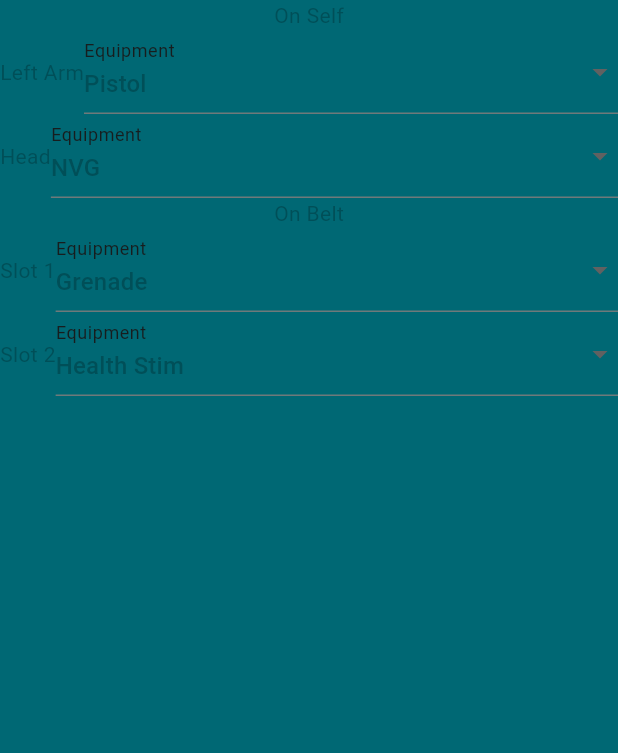
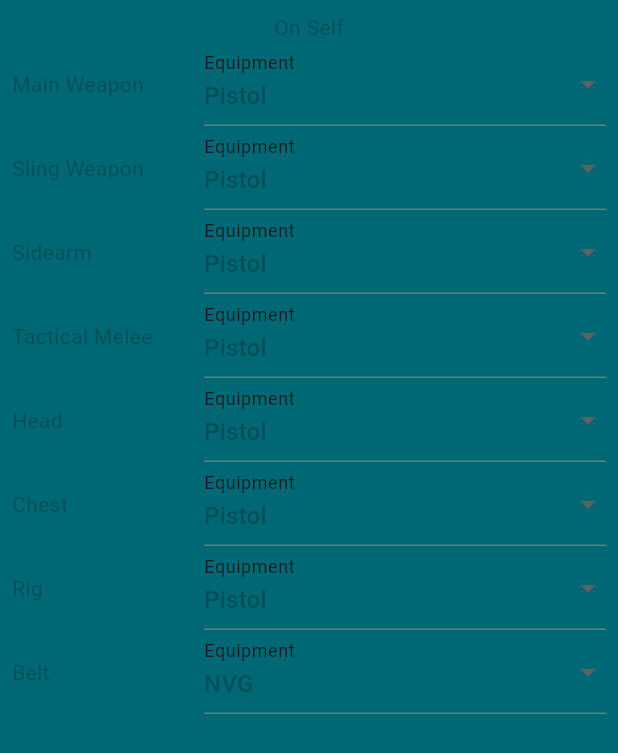
Before and after one commit to dragon-ion-za/elc-companion-app, a Flutter app: the CharacterEquipmentPage widget shown alone on an empty page, opened directly, on a phone screen of 412 x 824 dp. Shown: the top 753 px of the screen. Run offline on Flutter 3.47's test engine with Material 3 defaults, Android fonts, the phone set to English and light mode, and no system bars; our stand-ins replace flutter_riverpod, flutter_secure_storage; missing offline and left inert: flutter_appauth, global_configuration; accounts and stored records are empty.

Commit message:
Hooked the talents page up to the list of talents and flaws, also fixed the switches. Started work on equipment page
#100

```diff
--- a/companion_app/lib/models/lookup.dart
+++ b/companion_app/lib/models/lookup.dart
@@ -6,8 +6,9 @@ class Lookup {
   final String id;
   final String name;
   final String? blurb;
+  final num score;
 
-  Lookup(this.id, this.name, this.blurb);
+  Lookup(this.id, this.name, this.blurb, this.score);
 
   factory Lookup.fromJson(Map<String, dynamic> json) => _$LookupFromJson(json);
 
--- a/companion_app/lib/pages/character_equipment.page.dart
+++ b/companion_app/lib/pages/character_equipment.page.dart
@@ -10,14 +10,16 @@ class CharacterEquipmentPage extends StatelessWidget {
         height: MediaQuery.of(context).size.height,
         decoration: BoxDecoration(color: Theme.of(context).colorScheme.primary),
         child: ListView(
+          padding: const EdgeInsets.all(8),
           children: [
             Column(
               children: [
                 Text('On Self'),
                 Row(
                   children: [
-                    Text('Left Arm'),
-                    Expanded(child: DropdownButtonFormField(
+                    const SizedBox(width: 128, child: Text('Main Weapon')),
+                    Expanded(
+                        child: DropdownButtonFormField(
                             decoration: InputDecoration(labelText: 'Equipment'),
                             items: [DropdownMenuItem(child: Text('Pistol'))],
                             onChanged: (item) {}))
@@ -25,8 +27,69 @@ class CharacterEquipmentPage extends StatelessWidget {
                 ),
                 Row(
                   children: [
-                    Text('Head'),
-                    Expanded(child: DropdownButtonFormField(
+                    const SizedBox(width: 128, child: Text('Sling Weapon')),
+                    Expanded(
+                        child: DropdownButtonFormField(
+                            decoration: InputDecoration(labelText: 'Equipment'),
+                            items: [DropdownMenuItem(child: Text('Pistol'))],
+                            onChanged: (item) {}))
+                  ],
+                ),
+                Row(
+                  children: [
+                    const SizedBox(width: 128, child: Text('Sidearm')),
+                    Expanded(
+                        child: DropdownButtonFormField(
+                            decoration: InputDecoration(labelText: 'Equipment'),
+                            items: [DropdownMenuItem(child: Text('Pistol'))],
+                            onChanged: (item) {}))
+                  ],
+                ),
+                Row(
+                  children: [
+                    const SizedBox(width: 128, child: Text('Tactical Melee')),
+                    Expanded(
+                        child: DropdownButtonFormField(
+                            decoration: InputDecoration(labelText: 'Equipment'),
+                            items: [DropdownMenuItem(child: Text('Pistol'))],
+                            onChanged: (item) {}))
+                  ],
+                ),
+                Row(
+                  children: [
+                    const SizedBox(width: 128, child: Text('Head')),
+                    Expanded(
+                        child: DropdownButtonFormField(
+                            decoration: InputDecoration(labelText: 'Equipment'),
+                            items: [DropdownMenuItem(child: Text('Pistol'))],
+                            onChanged: (item) {}))
+                  ],
+                ),
+                Row(
+                  children: [
+                    const SizedBox(width: 128, child: Text('Chest')),
+                    Expanded(
+                        child: DropdownButtonFormField(
+                            decoration: InputDecoration(labelText: 'Equipment'),
+                            items: [DropdownMenuItem(child: Text('Pistol'))],
+                            onChanged: (item) {}))
+                  ],
+                ),
+                Row(
+                  children: [
+                    const SizedBox(width: 128, child: Text('Rig')),
+                    Expanded(
+                        child: DropdownButtonFormField(
+                            decoration: InputDecoration(labelText: 'Equipment'),
+                            items: [DropdownMenuItem(child: Text('Pistol'))],
+                            onChanged: (item) {}))
+                  ],
+                ),
+                Row(
+                  children: [
+                    const SizedBox(width: 128, child: Text('Belt')),
+                    Expanded(
+                        child: DropdownButtonFormField(
                             decoration: InputDecoration(labelText: 'Equipment'),
                             items: [DropdownMenuItem(child: Text('NVG'))],
                             onChanged: (item) {}))
@@ -34,29 +97,6 @@ class CharacterEquipmentPage extends StatelessWidget {
                 )
               ],
             ),
-            Column(
-              children: [
-                Text('On Belt'),
-                Row(
-                  children: [
-                    Text('Slot 1'),
-                    Expanded(child: DropdownButtonFormField(
-                        decoration: InputDecoration(labelText: 'Equipment'),
-                        items: [DropdownMenuItem(child: Text('Grenade'))],
-                        onChanged: (item) {}))
-                  ],
-                ),
-                Row(
-                  children: [
-                    Text('Slot 2'),
-                    Expanded(child: DropdownButtonFormField(
-                        decoration: InputDecoration(labelText: 'Equipment'),
-                        items: [DropdownMenuItem(child: Text('Health Stim'))],
-                        onChanged: (item) {}))
-                  ],
-                )
-              ],
-            )
           ],
         ),
       ),
--- a/companion_app/lib/pages/character_stats.page.dart
+++ b/companion_app/lib/pages/character_stats.page.dart
@@ -23,7 +23,7 @@ class _CharacterStatsPageState extends ConsumerState<CharacterStatsPage> {
 
     return SingleChildScrollView(
       child: Container(
-        padding: EdgeInsets.all(8),
+        padding: const EdgeInsets.all(8),
         decoration: BoxDecoration(color: Theme.of(context).colorScheme.primary),
         child: Form(
           key: form,
```
Also changed, not shown: companion_app/lib/models/lookup-item.dart (added, +7 -0 lines), companion_app/lib/pages/character_talents.page.dart (+31 -9 lines), companion_app/lib/screens/character_modification.screen.dart (+6 -1 lines), companion_app/lib/models/lookup.g.dart. Lines whose indentation alone changed are shown as unchanged.
